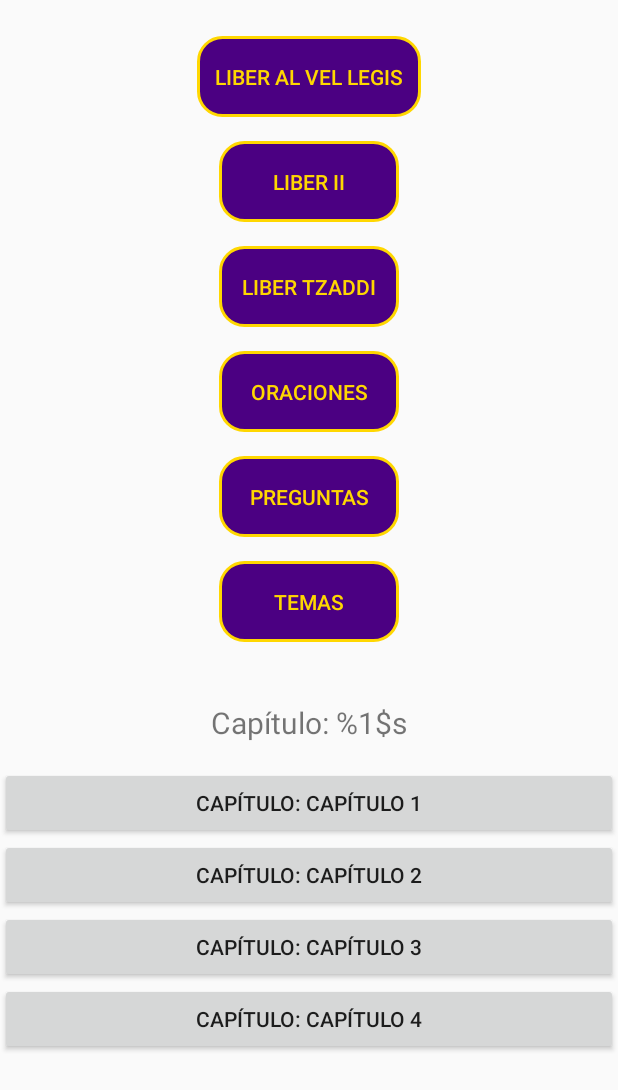
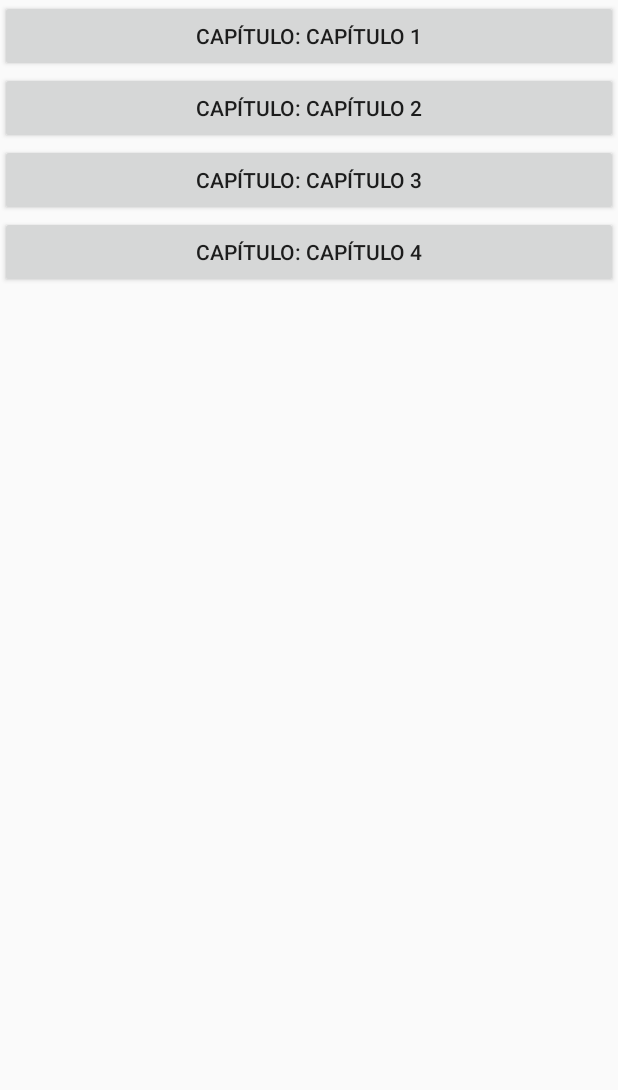
Before and after one commit to haru9393/thelema, an Android app built with Jetpack Compose: the screen it shows after launch (MainActivity), after a tap on "LIBER TZADDI", on a phone screen of 412 x 824 dp. Shown: the top 1090 px of the screen. Run offline under Robolectric (Android 15) with nearby library versions, the phone set to English and light mode, and no system bars.

Commit message:
solucionado botones pero visual mal

```diff
--- a/app/src/main/java/com/example/thelema/MainActivity.kt
+++ b/app/src/main/java/com/example/thelema/MainActivity.kt
@@ -2,6 +2,7 @@ package com.example.thelema
 
 import android.content.Intent
 import android.os.Bundle
+import android.widget.ScrollView
 import android.view.View
 import android.widget.Button
 import android.widget.LinearLayout
@@ -14,6 +15,9 @@ class MainActivity : AppCompatActivity() {
     private lateinit var chapterTitleTextView: TextView
     private lateinit var verseTextView: TextView
     private lateinit var versesContainer: LinearLayout
+    private lateinit var chaptersScrollView: ScrollView  // Declaración de chaptersScrollView
+    private lateinit var versesScrollView: ScrollView    // Declaración de versesScrollView
+    private lateinit var buttonsContainer: LinearLayout   // Declaración de buttonsContainer
 
     // Constantes para los nombres de los libros (mejor práctica)
     companion object {
@@ -123,19 +127,24 @@ class MainActivity : AppCompatActivity() {
         super.onCreate(savedInstanceState)
         setContentView(R.layout.activity_main)
 
-        // Inicialización de vistas
+        // Inicialización de vistas (asegúrate de que los IDs coinciden con tu layout)
         chaptersContainer = findViewById(R.id.chaptersContainer)
         chapterTitleTextView = findViewById(R.id.chapterTitleTextView)
         verseTextView = findViewById(R.id.verseTextView)
         versesContainer = findViewById(R.id.versesContainer)
+        chaptersScrollView = findViewById(R.id.chaptersScrollView) // Inicialización
+        versesScrollView = findViewById(R.id.versesScrollView)   // Inicialización
+        buttonsContainer = findViewById(R.id.buttonsContainer)  // Inicialización
 
-        // Botones
+
+        // Botones de libros (dentro del LinearLayout buttonsContainer)
         val buttonLiberAlVelLegis: Button = findViewById(R.id.buttonLiberAlVelLegis)
         val buttonLiberII: Button = findViewById(R.id.buttonLiberII)
         val buttonLiberTzaddi: Button = findViewById(R.id.buttonLiberTzaddi)
         val buttonOraciones: Button = findViewById(R.id.buttonOraciones)
         val buttonPreguntas: Button = findViewById(R.id.buttonPreguntas)
         val buttonThemes: Button = findViewById(R.id.buttonThemes)
+
 
         // OnClickListeners (usando las constantes para los nombres de los libros)
         buttonLiberAlVelLegis.setOnClickListener { showChapters(LIBER_AL_VEL_LEGIS) }
@@ -154,14 +163,18 @@ class MainActivity : AppCompatActivity() {
             startActivity(intent)
         }
 
-        // Mostrar libros
-        showBooks()
+        showBooks() // Mostrar los libros al iniciar la actividad
     }
 
     private fun showBooks() {
         chaptersContainer.removeAllViews()
+        chaptersScrollView.visibility = View.GONE // Ocultar el ScrollView de capítulos
+        versesScrollView.visibility = View.GONE // Ocultar el ScrollView de versículos
+        verseTextView.visibility = View.GONE // Ocultar el TextView de versículo
+        buttonsContainer.visibility = View.VISIBLE // Mostrar el contenedor de botones de libros
 
-        val books = listOf(LIBER_AL_VEL_LEGIS, LIBER_II, LIBER_TZADDI) // Usando constantes
+
+        val books = listOf(LIBER_AL_VEL_LEGIS, LIBER_II, LIBER_TZADDI)
         books.forEach { bookName ->
             val bookButton = Button(this).apply {
                 text = bookName
@@ -173,19 +186,20 @@ class MainActivity : AppCompatActivity() {
 
     private fun showChapters(bookName: String) {
         val chapters = bookContentData[bookName] ?: run {
-            // Manejo de error: Libro no encontrado (puedes mostrar un mensaje al usuario)
             println("Error: Libro no encontrado: $bookName")
             return
         }
 
         chaptersContainer.removeAllViews()
-        chaptersContainer.visibility = View.VISIBLE
-        versesContainer.visibility = View.GONE
+        chaptersScrollView.visibility = View.VISIBLE // Mostrar ScrollView de capítulos
+        versesScrollView.visibility = View.GONE // Ocultar ScrollView de versículos
+        verseTextView.visibility = View.GONE // Ocultar TextView de versículo
+        buttonsContainer.visibility = View.GONE // Ocultar el contenedor de botones de libros
 
-        chapters.forEach { (chapterName, _) -> // No necesitamos los versículos aquí
+        chapters.forEach { (chapterName, _) ->
             val chapterButton = Button(this).apply {
-                text = getString(R.string.chapter_title, chapterName) // Asumiendo que tienes esta cadena en strings.xml
-                setOnClickListener { showVerses(bookName, chapterName) } // Pasar solo bookName y chapterName
+                text = getString(R.string.chapter_title, chapterName)
+                setOnClickListener { showVerses(bookName, chapterName) }
             }
             chaptersContainer.addView(chapterButton)
         }
@@ -193,17 +207,17 @@ class MainActivity : AppCompatActivity() {
 
     private fun showVerses(bookName: String, chapterName: String) {
         val verses = bookContentData[bookName]?.get(chapterName) ?: run {
-            // Manejo de error: Capítulo no encontrado
             println("Error: Capítulo no encontrado: $chapterName en $bookName")
             return
         }
 
-        val chapterTitle = getString(R.string.book_title, bookName) + "\n" + getString(R.string.chapter_title, chapterName) // Asumiendo que tienes estas cadenas en strings.xml
+        val chapterTitle = getString(R.string.book_title, bookName) + "\n" + getString(R.string.chapter_title, chapterName)
         chapterTitleTextView.text = chapterTitle
 
         versesContainer.removeAllViews()
-        chaptersContainer.visibility = View.GONE
-        versesContainer.visibility = View.VISIBLE
+        chaptersScrollView.visibility = View.GONE // Ocultar ScrollView de capítulos
+        versesScrollView.visibility = View.VISIBLE // Mostrar ScrollView de versículos
+        verseTextView.visibility = View.VISIBLE // Mostrar TextView de versículo
 
         verses.forEach { (verseName, verseText) ->
             val verseButton = Button(this).apply {
--- a/app/src/main/res/layout/activity_main.xml
+++ b/app/src/main/res/layout/activity_main.xml
@@ -4,7 +4,6 @@
     android:layout_width="match_parent"
     android:layout_height="match_parent">
 
-    <!-- Contenedor para los botones de los libros -->
     <LinearLayout
         android:id="@+id/buttonsContainer"
         android:layout_width="0dp"
@@ -18,157 +17,150 @@
 
         <Button
             android:id="@+id/buttonLiberAlVelLegis"
+            style="?android:attr/buttonBarButtonStyle"
             android:layout_width="wrap_content"
             android:layout_height="wrap_content"
-            android:text="@string/button_liber_al_vel_legis"
             android:layout_margin="8dp"
-            android:padding="12dp"
+            android:background="@drawable/boton_thelema"
+            android:contentDescription="@string/button_liber_al_vel_legis"
             android:minWidth="120dp"
             android:maxWidth="180dp"
-            android:background="@drawable/boton_thelema"
-            android:textColor="@color/thelema_dorado"
-            style="?android:attr/buttonBarButtonStyle"
-            android:contentDescription="@string/button_liber_al_vel_legis" />
+            android:padding="12dp"
+            android:text="@string/button_liber_al_vel_legis"
+            android:textColor="@color/thelema_dorado" />
 
         <Button
             android:id="@+id/buttonLiberII"
+            style="?android:attr/buttonBarButtonStyle"
             android:layout_width="wrap_content"
             android:layout_height="wrap_content"
-            android:text="@string/button_liber_ii"
             android:layout_margin="8dp"
-            android:padding="12dp"
+            android:background="@drawable/boton_thelema"
+            android:contentDescription="@string/button_liber_ii"
             android:minWidth="120dp"
             android:maxWidth="180dp"
-            android:background="@drawable/boton_thelema"
-            android:textColor="@color/thelema_dorado"
-            style="?android:attr/buttonBarButtonStyle"
-            android:contentDescription="@string/button_liber_ii" />
+            android:padding="12dp"
+            android:text="@string/button_liber_ii"
+            android:textColor="@color/thelema_dorado" />
 
         <Button
             android:id="@+id/buttonLiberTzaddi"
+            style="?android:attr/buttonBarButtonStyle"
             android:layout_width="wrap_content"
             android:layout_height="wrap_content"
-            android:text="@string/button_liber_tzaddi"
             android:layout_margin="8dp"
-            android:padding="12dp"
+            android:background="@drawable/boton_thelema"
+            android:contentDescription="@string/button_liber_tzaddi"
             android:minWidth="120dp"
             android:maxWidth="180dp"
-            android:background="@drawable/boton_thelema"
-            android:textColor="@color/thelema_dorado"
-            style="?android:attr/buttonBarButtonStyle"
-            android:contentDescription="@string/button_liber_tzaddi" />
+            android:padding="12dp"
+            android:text="@string/button_liber_tzaddi"
+            android:textColor="@color/thelema_dorado" />
 
         <Button
             android:id="@+id/buttonOraciones"
+            style="?android:attr/buttonBarButtonStyle"
             android:layout_width="wrap_content"
             android:layout_height="wrap_content"
-            android:text="@string/button_oraciones"
             android:layout_margin="8dp"
-            android:padding="12dp"
+            android:background="@drawable/boton_thelema"
+            android:contentDescription="@string/button_oraciones"
             android:minWidth="120dp"
             android:maxWidth="180dp"
-            android:background="@drawable/boton_thelema"
-            android:textColor="@color/thelema_dorado"
-            style="?android:attr/buttonBarButtonStyle"
-            android:contentDescription="@string/button_oraciones" />
+            android:padding="12dp"
+            android:text="@string/button_oraciones"
+            android:textColor="@color/thelema_dorado" />
 
         <Button
             android:id="@+id/buttonPreguntas"
+            style="?android:attr/buttonBarButtonStyle"
             android:layout_width="wrap_content"
             android:layout_height="wrap_content"
-            android:text="@string/button_preguntas"
             android:layout_margin="8dp"
-            android:padding="12dp"
+            android:background="@drawable/boton_thelema"
+            android:contentDescription="@string/button_preguntas"
             android:minWidth="120dp"
             android:maxWidth="180dp"
-            android:background="@drawable/boton_thelema"
-            android:textColor="@color/thelema_dorado"
-            style="?android:attr/buttonBarButtonStyle"
-            android:contentDescription="@string/button_preguntas" />
+            android:padding="12dp"
+            android:text="@string/button_preguntas"
+            android:textColor="@color/thelema_dorado" />
 
         <Button
             android:id="@+id/buttonThemes"
+            style="?android:attr/buttonBarButtonStyle"
             android:layout_width="wrap_content"
             android:layout_height="wrap_content"
-            android:text="@string/button_themes"
             android:layout_margin="8dp"
-            android:padding="12dp"
+            android:background="@drawable/boton_thelema"
+            android:contentDescription="@string/button_themes"
             android:minWidth="120dp"
             android:maxWidth="180dp"
-            android:background="@drawable/boton_thelema"
-            android:textColor="@color/thelema_dorado"
-            style="?android:attr/buttonBarButtonStyle"
-            android:contentDescription="@string/button_themes" />
+            android:padding="12dp"
+            android:text="@string/button_themes"
+            android:textColor="@color/thelema_dorado" />
 
     </LinearLayout>
 
-    <!-- TextView para mostrar el título del capítulo -->
     <TextView
         android:id="@+id/chapterTitleTextView"
         android:layout_width="0dp"
         android:layout_height="wrap_content"
+        android:layout_marginTop="16dp"
+        android:padding="16dp"
         android:text="@string/chapter_title"
+        android:textAlignment="center"
         android:textSize="20sp"
-        android:textAlignment="center"
-        android:padding="16dp"
-        app:layout_constraintTop_toBottomOf="@id/buttonsContainer"
+        android:visibility="gone"
+        app:layout_constraintEnd_toEndOf="parent"
         app:layout_constraintStart_toStartOf="parent"
-        app:layout_constraintEnd_toEndOf="parent" />
+        app:layout_constraintTop_toBottomOf="@id/buttonsContainer" />
 
-    <!-- Contenedor para los botones de los capítulos -->
-    <LinearLayout
-        android:id="@+id/chaptersContainer"
-        android:layout_width="0dp"
-        android:layout_height="wrap_content"
-        android:orientation="vertical"
-        app:layout_constraintTop_toBottomOf="@id/chapterTitleTextView"
-        app:layout_constraintStart_toStartOf="parent"
-        app:layout_constraintEnd_toEndOf="parent"
-        android:visibility="gone" />
-
-    <!-- ScrollView para mostrar el contenido -->
     <ScrollView
-        android:id="@+id/scrollView"
+        android:id="@+id/chaptersScrollView"
         android:layout_width="0dp"
         android:layout_height="0dp"
-        app:layout_constraintTop_toBottomOf="@id/chaptersContainer"
+        android:visibility="gone"
+        app:layout_constraintBottom_toTopOf="@id/verseTextView"
+        app:layout_constraintEnd_toEndOf="parent"
         app:layout_constraintStart_toStartOf="parent"
-        app:layout_constraintEnd_toEndOf="parent"
-        app:layout_constraintBottom_toBottomOf="parent"
-        android:contentDescription="@string/scroll_view_description">
+        app:layout_constraintTop_toBottomOf="@id/chapterTitleTextView">
 
-        <TextView
-            android:id="@+id/textView"
-            android:layout_width="wrap_content"
+        <LinearLayout
+            android:id="@+id/chaptersContainer"
+            android:layout_width="match_parent"
             android:layout_height="wrap_content"
-            android:layout_marginTop="16dp"
-            android:textSize="18sp"
-            android:layout_gravity="center" />
+            android:orientation="vertical" />
 
     </ScrollView>
 
-    <!-- Contenedor para los versículos -->
-    <LinearLayout
-        android:id="@+id/versesContainer"
+    <ScrollView
+        android:id="@+id/versesScrollView"
         android:layout_width="0dp"
-        android:layout_height="wrap_content"
-        android:orientation="vertical"
-        app:layout_constraintTop_toBottomOf="@id/chaptersContainer"
+        android:layout_height="0dp"
+        android:visibility="gone"
+        app:layout_constraintBottom_toTopOf="@id/verseTextView"
+        app:layout_constraintEnd_toEndOf="parent"
         app:layout_constraintStart_toStartOf="parent"
-        app:layout_constraintEnd_toEndOf="parent"
-        android:visibility="gone" />
+        app:layout_constraintTop_toBottomOf="@id/chapterTitleTextView">
 
-    <!-- TextView para mostrar el texto del versículo -->
+        <LinearLayout
+            android:id="@+id/versesContainer"
+            android:layout_width="match_parent"
+            android:layout_height="wrap_content"
+            android:orientation="vertical" />
+
+    </ScrollView>
+
     <TextView
         android:id="@+id/verseTextView"
         android:layout_width="0dp"
         android:layout_height="wrap_content"
+        android:padding="16dp"
         android:text="@string/verse_text"
         android:textSize="16sp"
-        android:padding="16dp"
         android:visibility="gone"
-        app:layout_constraintTop_toBottomOf="@id/versesContainer"
-        app:layout_constraintStart_toStartOf="parent"
-        app:layout_constraintEnd_toEndOf="parent" />
+        app:layout_constraintBottom_toBottomOf="parent"
+        app:layout_constraintEnd_toEndOf="parent"
+        app:layout_constraintStart_toStartOf="parent" />
 
 </androidx.constraintlayout.widget.ConstraintLayout>
```
